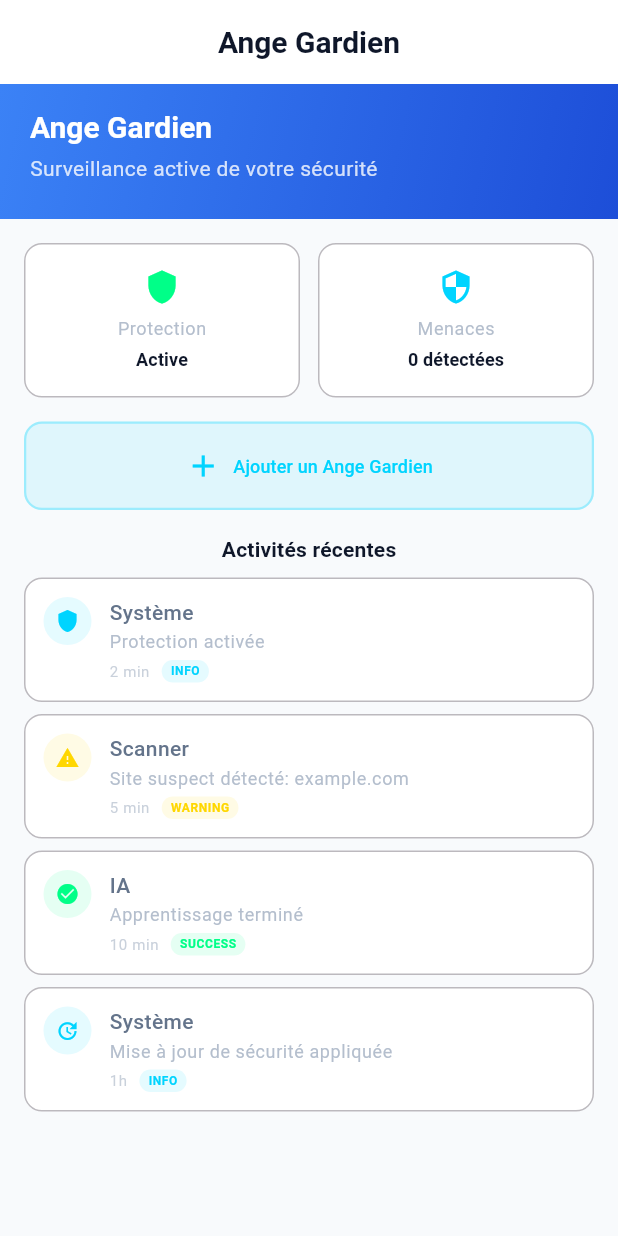
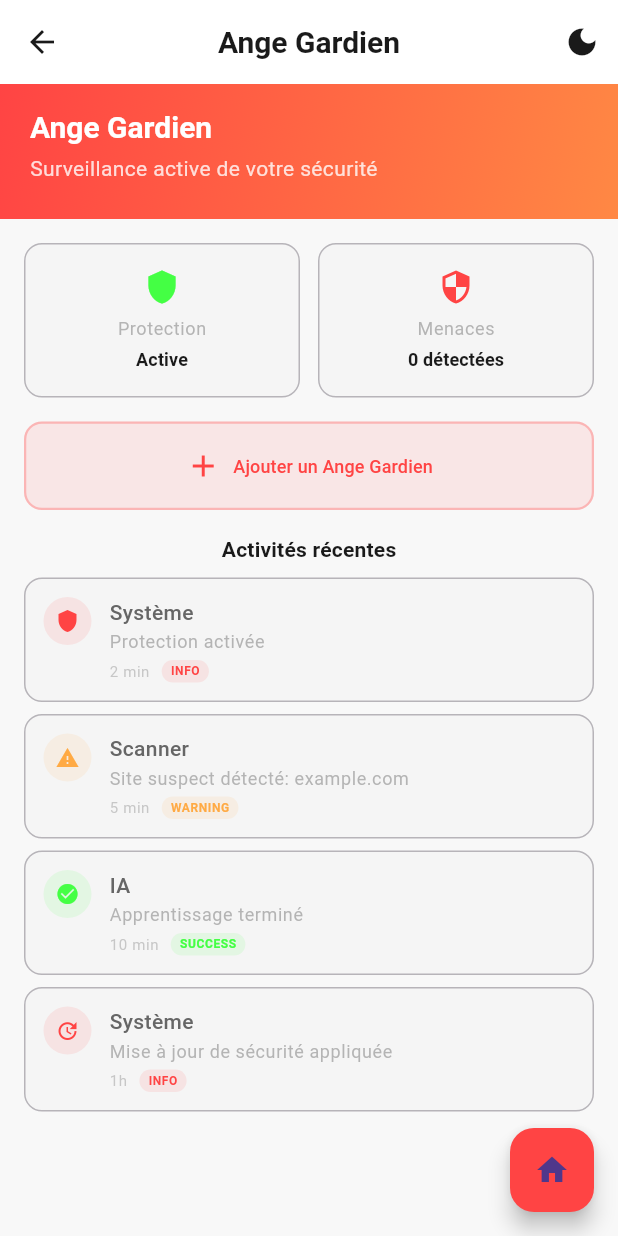
Before and after one commit to Kodek-10/Megid-AI_M, a Flutter app: the screen it shows after launch, after a tap on the "light mode" icon, after a tap on "Ange Gardien", on a phone screen of 412 x 824 dp. Run offline on Flutter 3.47's test engine with Material 3 defaults, Android fonts, the light colour scheme and no system bars; our stand-ins replace firebase_core, go_router; accounts and stored records are empty.

Commit message:
feat: Add navigation improvements and button functionality
- Add back navigation buttons to all screens (Guardian, Resilience, Education, Result)
- Add theme toggle buttons in app bars for all screens
- Add floating home buttons for easy navigation to main screen
- Make all buttons functional with visual feedback (snackbars)
- Update color scheme to red/green/orange as requested
- Improve user experience with consistent navigation patterns
- Fix ResultScreen constructor to accept theme parameters

```diff
--- a/lib/core/theme.dart
+++ b/lib/core/theme.dart
@@ -3,15 +3,20 @@ import 'package:flutter/material.dart';
 
 // ── Couleurs principales de Megidai ──────────────────────────────────
 class MegidaiColors {
-  // Couleurs de base
-  static const Color primary = Color(0xFF00D4FF);      // Bleu cyan principal
-  static const Color secondary = Color(0xFF00FF88);    // Vert menthe
-  static const Color accent = Color(0xFFFF6B00);       // Orange accent
+  // Couleurs de base - Rouge, Vert, Orange comme demandé
+  static const Color primary = Color(0xFFFF4444);      // Rouge principal
+  static const Color secondary = Color(0xFF44FF44);    // Vert menthe
+  static const Color accent = Color(0xFFFF8844);       // Orange accent
 
   // Thème sombre
   static const Color darkBackground = Color(0xFF0A0A0A); // Noir profond
   static const Color darkSurface = Color(0xFF1A1A1A);    // Gris très sombre
   static const Color darkCard = Color(0xFF2A2A2A);      // Gris sombre pour cartes
+
+  // Thème clair
+  static const Color lightBackground = Color(0xFFF8F8F8); // Gris très clair
+  static const Color lightSurface = Color(0xFFFFFFFF);    // Blanc
+  static const Color lightCard = Color(0xFFF5F5F5);       // Gris très clair pour cartes
 
   // Texte
   static const Color textPrimary = Color(0xFFFFFFFF);    // Blanc
@@ -19,14 +24,14 @@ class MegidaiColors {
   static const Color textGray = Color(0xFF808080);       // Gris moyen
 
   // États
-  static const Color success = Color(0xFF00FF88);        // Vert succès
-  static const Color warning = Color(0xFFFFD700);        // Jaune avertissement
+  static const Color success = Color(0xFF44FF44);        // Vert succès
+  static const Color warning = Color(0xFFFFAA44);        // Orange avertissement
   static const Color error = Color(0xFFFF4444);          // Rouge erreur
-  static const Color info = Color(0xFF00D4FF);           // Bleu info
+  static const Color info = Color(0xFFFF4444);           // Rouge info
 
   // Sécurité
-  static const Color secure = Color(0xFF00FF88);         // Vert sécurisé
-  static const Color suspicious = Color(0xFFFFD700);     // Jaune suspect
+  static const Color secure = Color(0xFF44FF44);         // Vert sécurisé
+  static const Color suspicious = Color(0xFFFFAA44);     // Orange suspect
   static const Color dangerous = Color(0xFFFF4444);      // Rouge dangereux
 }
 
@@ -209,17 +214,17 @@ class MegidaiTheme {
 
       // Colors
       primaryColor: MegidaiColors.primary,
-      scaffoldBackgroundColor: const Color(0xFFF8FAFC), // Light background
-      cardColor: Colors.white,
+      scaffoldBackgroundColor: MegidaiColors.lightBackground,
+      cardColor: MegidaiColors.lightCard,
 
       // AppBar
       appBarTheme: const AppBarTheme(
-        backgroundColor: Colors.white,
-        foregroundColor: Color(0xFF0F172A),
+        backgroundColor: MegidaiColors.lightSurface,
+        foregroundColor: Color(0xFF1A1A1A),
         elevation: 0,
         centerTitle: true,
         titleTextStyle: TextStyle(
-          color: Color(0xFF0F172A),
+          color: Color(0xFF1A1A1A),
           fontSize: 20,
           fontWeight: FontWeight.bold,
         ),
@@ -248,12 +253,12 @@ class MegidaiTheme {
 
       // Cards
       cardTheme: CardThemeData(
-        color: Colors.white,
-        elevation: 4,
+        color: MegidaiColors.lightCard,
+        elevation: 2,
         shape: RoundedRectangleBorder(
           borderRadius: BorderRadius.circular(16),
           side: const BorderSide(
-            color: Color(0xFFE2E8F0),
+            color: Color(0xFFE0E0E0),
             width: 0.5,
           ),
         ),
@@ -262,26 +267,26 @@ class MegidaiTheme {
       // Text fields
       inputDecorationTheme: InputDecorationTheme(
         filled: true,
-        fillColor: const Color(0xFFF1F5F9),
+        fillColor: const Color(0xFFF0F0F0),
         border: OutlineInputBorder(
           borderRadius: BorderRadius.circular(12),
-          borderSide: const BorderSide(color: Color(0xFFCBD5E1)),
+          borderSide: const BorderSide(color: Color(0xFFCCCCCC)),
         ),
         enabledBorder: OutlineInputBorder(
           borderRadius: BorderRadius.circular(12),
-          borderSide: const BorderSide(color: Color(0xFFCBD5E1)),
+          borderSide: const BorderSide(color: Color(0xFFCCCCCC)),
         ),
         focusedBorder: OutlineInputBorder(
           borderRadius: BorderRadius.circular(12),
           borderSide: const BorderSide(color: MegidaiColors.primary, width: 2),
         ),
-        labelStyle: const TextStyle(color: Color(0xFF64748B)),
-        hintStyle: const TextStyle(color: Color(0xFF94A3B8)),
+        labelStyle: const TextStyle(color: Color(0xFF666666)),
+        hintStyle: const TextStyle(color: Color(0xFF999999)),
       ),
 
       // Dialogs
       dialogTheme: DialogThemeData(
-        backgroundColor: Colors.white,
+        backgroundColor: MegidaiColors.lightSurface,
         shape: RoundedRectangleBorder(
           borderRadius: BorderRadius.circular(16),
         ),
@@ -298,73 +303,73 @@ class MegidaiTheme {
           if (states.contains(WidgetState.selected)) {
             return MegidaiColors.primary;
           }
-          return const Color(0xFF94A3B8);
+          return const Color(0xFF999999);
         }),
         trackColor: WidgetStateProperty.resolveWith((states) {
           if (states.contains(WidgetState.selected)) {
             return MegidaiColors.primary.withOpacity(0.3);
           }
-          return const Color(0xFFCBD5E1);
+          return const Color(0xFFCCCCCC);
         }),
       ),
 
       // Text
       textTheme: const TextTheme(
         displayLarge: TextStyle(
-          color: Color(0xFF0F172A),
+          color: Color(0xFF1A1A1A),
           fontSize: 32,
           fontWeight: FontWeight.bold,
         ),
         displayMedium: TextStyle(
-          color: Color(0xFF0F172A),
+          color: Color(0xFF1A1A1A),
           fontSize: 28,
           fontWeight: FontWeight.bold,
         ),
         displaySmall: TextStyle(
-          color: Color(0xFF0F172A),
+          color: Color(0xFF1A1A1A),
           fontSize: 24,
           fontWeight: FontWeight.bold,
         ),
         headlineLarge: TextStyle(
-          color: Color(0xFF0F172A),
+          color: Color(0xFF1A1A1A),
           fontSize: 22,
           fontWeight: FontWeight.w600,
         ),
         headlineMedium: TextStyle(
-          color: Color(0xFF0F172A),
+          color: Color(0xFF1A1A1A),
           fontSize: 20,
           fontWeight: FontWeight.w600,
         ),
         headlineSmall: TextStyle(
-          color: Color(0xFF0F172A),
+          color: Color(0xFF1A1A1A),
           fontSize: 18,
           fontWeight: FontWeight.w600,
         ),
         titleLarge: TextStyle(
-          color: Color(0xFF0F172A),
+          color: Color(0xFF1A1A1A),
           fontSize: 16,
           fontWeight: FontWeight.w600,
         ),
         titleMedium: TextStyle(
-          color: Color(0xFF0F172A),
+          color: Color(0xFF1A1A1A),
           fontSize: 14,
           fontWeight: FontWeight.w500,
         ),
         titleSmall: TextStyle(
-          color: Color(0xFF0F172A),
+          color: Color(0xFF1A1A1A),
           fontSize: 12,
           fontWeight: FontWeight.w500,
         ),
         bodyLarge: TextStyle(
-          color: Color(0xFF0F172A),
+          color: Color(0xFF1A1A1A),
           fontSize: 16,
         ),
         bodyMedium: TextStyle(
-          color: Color(0xFF64748B),
+          color: Color(0xFF666666),
           fontSize: 14,
         ),
         bodySmall: TextStyle(
-          color: Color(0xFF94A3B8),
+          color: Color(0xFF999999),
           fontSize: 12,
         ),
       ),
--- a/lib/features/angel_guardian/guardian_screen.dart
+++ b/lib/features/angel_guardian/guardian_screen.dart
@@ -2,7 +2,14 @@ import 'package:flutter/material.dart';
 import '../../core/theme.dart';
 
 class GuardianScreen extends StatefulWidget {
-  const GuardianScreen({super.key});
+  const GuardianScreen({
+    super.key,
+    required this.onThemeToggle,
+    required this.isDarkMode,
+  });
+
+  final VoidCallback onThemeToggle;
+  final bool isDarkMode;
 
   @override
   State<GuardianScreen> createState() => _GuardianScreenState();
@@ -48,6 +55,18 @@ class _GuardianScreenState extends State<GuardianScreen> {
     return Scaffold(
       appBar: AppBar(
         title: const Text('Ange Gardien'),
+        leading: IconButton(
+          icon: const Icon(Icons.arrow_back),
+          onPressed: () => Navigator.of(context).pop(),
+          tooltip: 'Retour',
+        ),
+        actions: [
+          IconButton(
+            icon: Icon(widget.isDarkMode ? Icons.light_mode : Icons.dark_mode),
+            onPressed: widget.onThemeToggle,
+            tooltip: widget.isDarkMode ? 'Mode jour' : 'Mode nuit',
+          ),
+        ],
       ),
       body: Column(
         children: [
@@ -60,8 +79,8 @@ class _GuardianScreenState extends State<GuardianScreen> {
                 begin: Alignment.topLeft,
                 end: Alignment.bottomRight,
                 colors: isDark
-                    ? [const Color(0xFF0F2A6E), const Color(0xFF1B4FD8)]
-                    : [const Color(0xFF3B82F6), const Color(0xFF1D4ED8)],
+                    ? [MegidaiColors.primary.withOpacity(0.8), MegidaiColors.accent.withOpacity(0.8)]
+                    : [MegidaiColors.primary, MegidaiColors.accent],
               ),
             ),
             child: Column(
@@ -114,6 +133,13 @@ class _GuardianScreenState extends State<GuardianScreen> {
           // Add angel button
           Padding(
             padding: const EdgeInsets.symmetric(horizontal: 16),
+            child: InkWell(
+              onTap: () {
+                ScaffoldMessenger.of(context).showSnackBar(
+                  const SnackBar(content: Text('Fonctionnalité "Ajouter un Ange" bientôt disponible')),
+                );
+              },
+              borderRadius: BorderRadius.circular(12),
               child: Container(
                 padding: const EdgeInsets.all(16),
                 decoration: BoxDecoration(
@@ -141,6 +167,7 @@ class _GuardianScreenState extends State<GuardianScreen> {
                       ),
                     ),
                   ],
+                ),
               ),
             ),
           ),
@@ -172,6 +199,12 @@ class _GuardianScreenState extends State<GuardianScreen> {
             ),
           ),
         ],
+      ),
+      floatingActionButton: FloatingActionButton(
+        onPressed: () => Navigator.of(context).pushNamedAndRemoveUntil('/', (route) => false),
+        tooltip: 'Accueil',
+        child: const Icon(Icons.home),
+        backgroundColor: MegidaiColors.primary,
       ),
     );
   }
```
Also changed, not shown: lib/features/education/education_screen.dart (+47 -11 lines), lib/features/interceptor/result_screen.dart (+40 -14 lines), lib/features/resilience/resilience_screen.dart (+29 -5 lines), lib/services/app.dart (+18 -4 lines). Lines whose indentation alone changed are shown as unchanged.
